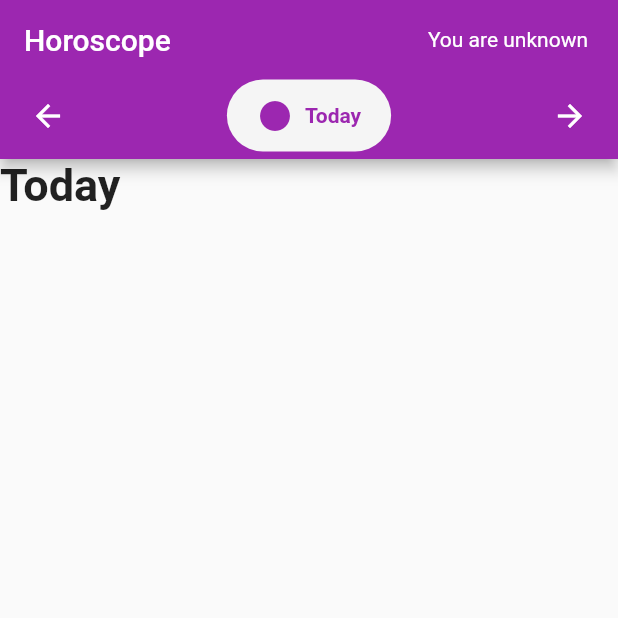
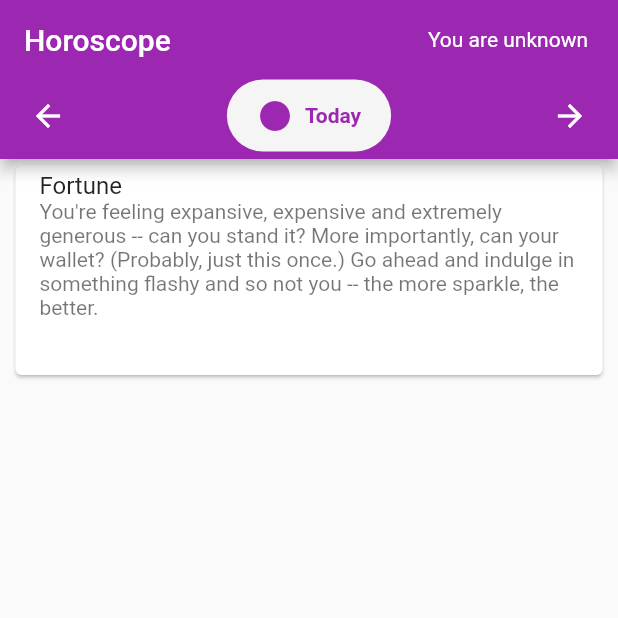
Before and after one commit to bugrahancamlibel/Horoscope-YTT, a Flutter app: the MainScreen screen opened directly, on a phone screen of 412 x 824 dp, the top half of it. Run offline on Flutter 3.47's test engine with Material 2 defaults, Android fonts, the phone set to English and light mode, and no system bars; drawn by our look-alikes of google_nav_bar; our stand-ins replace flutter_riverpod, shared_preferences; accounts and stored records are empty.

Commit message:
Add horoscope card UI

```diff
--- /dev/null
+++ b/lib/screens/horoscope_screen.dart
@@ -0,0 +1,32 @@
+import 'package:flutter/material.dart';
+
+class Horoscope extends StatelessWidget {
+  const Horoscope({Key? key}) : super(key: key);
+
+  @override
+  Widget build(BuildContext context) {
+    return Scaffold(
+      body: SingleChildScrollView(
+          child: Center(
+        child: Column(
+          children: [
+            Card(
+              child: SizedBox(
+                width: MediaQuery.of(context).size.width * 0.95,
+                height: 140,
+                child: SingleChildScrollView(
+                  child: ListTile(
+                    title: Text("Fortune"),
+                    subtitle: Text(
+                      "You\'re feeling expansive, expensive and extremely generous -- can you stand it? More importantly, can your wallet? (Probably, just this once.) Go ahead and indulge in something flashy and so not you -- the more sparkle, the better.",
+                    ),
+                  ),
+                ),
+              ),
+            ),
+          ],
+        ),
+      )),
+    );
+  }
+}
--- a/lib/screens/main_screen.dart
+++ b/lib/screens/main_screen.dart
@@ -1,5 +1,6 @@
 import 'package:flutter/material.dart';
 import 'package:flutter_riverpod/flutter_riverpod.dart';
+import 'package:horoscope_ytt/screens/horoscope_screen.dart';
 import 'package:horoscope_ytt/selected_index_provider.dart';
 import '../star_sign_provider.dart';
 import 'package:google_nav_bar/google_nav_bar.dart';
@@ -11,10 +12,7 @@ const List<Widget> _widgetOptions = <Widget>[
     'Yesterday',
     style: optionStyle,
   ),
-  Text(
-    'Today',
-    style: optionStyle,
-  ),
+  Horoscope(),
   Text(
     'Tomorrow',
     style: optionStyle,
```
